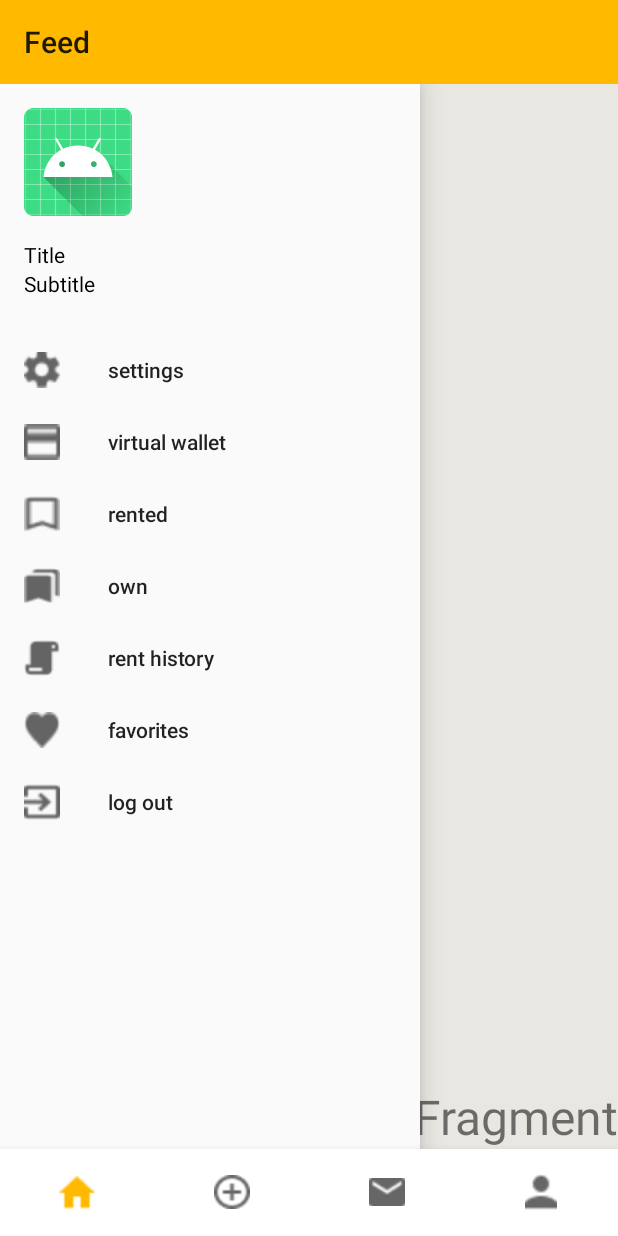
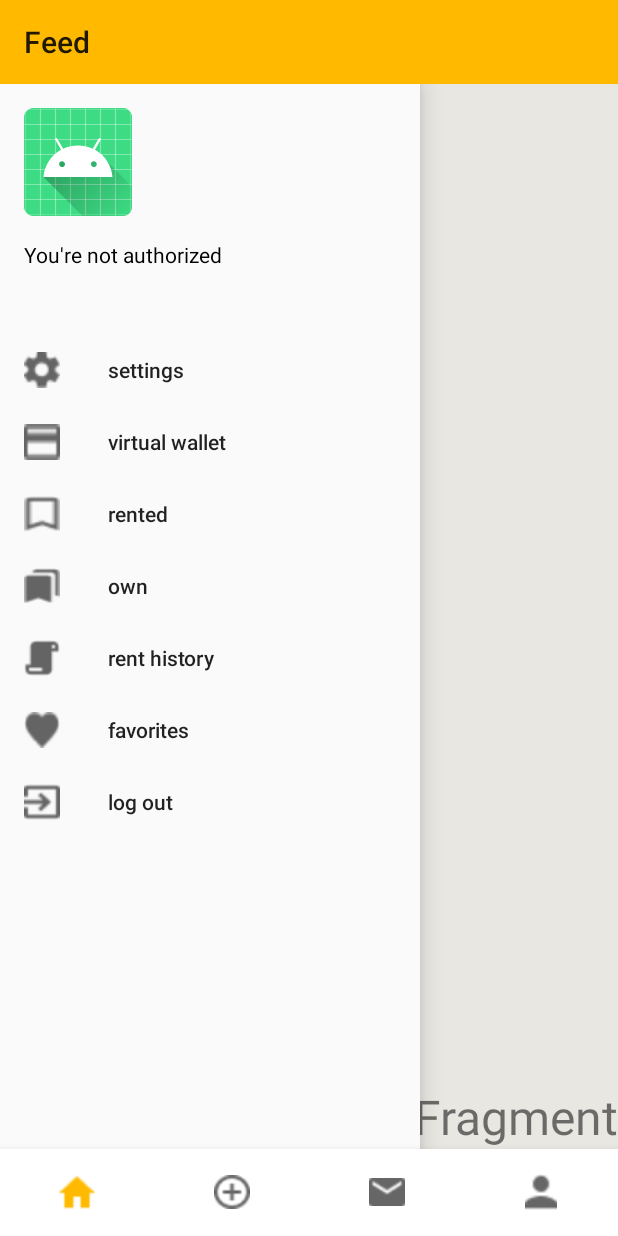
Before and after one commit to AlekseyFeofilov/IRent, an Android app: the screen it shows after launch (MainActivity), with the side drawer open, on a phone screen of 412 x 824 dp. Run offline under Robolectric (Android 15) with nearby library versions, the phone set to English and light mode, and no system bars; our stand-ins replace navigation-ui.

```diff
--- a/app/src/main/AndroidManifest.xml
+++ b/app/src/main/AndroidManifest.xml
@@ -29,6 +29,7 @@
         </activity>
         <activity android:name=".MainActivity"/>
         <activity android:name=".authorization.AuthorizationActivity"/>
+        <activity android:name=".authorization.SignUpActivity"/>
     </application>
 
 </manifest>
--- a/app/src/main/java/com/example/shift/MainActivity.kt
+++ b/app/src/main/java/com/example/shift/MainActivity.kt
@@ -3,13 +3,16 @@ package com.example.shift
 import androidx.appcompat.app.AppCompatActivity
 import android.os.Bundle
 import android.view.MenuItem
+import android.widget.TextView
 import androidx.fragment.app.FragmentManager
 import androidx.navigation.fragment.NavHostFragment
 import androidx.navigation.ui.AppBarConfiguration
 import androidx.navigation.ui.setupWithNavController
 import com.example.shift.authorization.AuthorizationActivity
+import com.example.shift.authorization.data.User
 import com.example.shift.databinding.ActivityMainBinding
 import com.example.shift.utils.setupWithNavControllerAndOnSelectedListener
+import com.google.gson.Gson
 
 class MainActivity : AppCompatActivity(), OnMenuItemSelectedListener {
     private lateinit var binding: ActivityMainBinding
@@ -29,6 +32,26 @@ class MainActivity : AppCompatActivity(), OnMenuItemSelectedListener {
         binding.navView.setupWithNavControllerAndOnSelectedListener(navController, this)
         binding.buttonNavView.setupWithNavControllerAndOnSelectedListener(navController, this)
         binding.toolbar.setupWithNavController(navController, appBarConfiguration)
+
+        AuthorizationActivity.user = Gson().fromJson(
+            getSharedPreferences(AuthorizationActivity.APP_PREFERENCES, MODE_PRIVATE).
+            getString(AuthorizationActivity.
+            APP_PREFERENCES_USER, ""),
+            User::class.java)
+
+        tuneHeader()
+    }
+
+    private fun tuneHeader() {
+        val header = binding.navView.getHeaderView(0)
+
+        if (AuthorizationActivity.user == null) {
+            header.findViewById<TextView>(R.id.titleTextView).text = "You're not authorized"
+            return
+        }
+
+        header.findViewById<TextView>(R.id.titleTextView).text =
+            "${AuthorizationActivity.user!!.name} ${AuthorizationActivity.user!!.surname}"
     }
 
     private fun setGroupCheckable(isBacklight: Boolean) {
@@ -48,9 +71,12 @@ class MainActivity : AppCompatActivity(), OnMenuItemSelectedListener {
                     true
                 }
                 R.id.logOutButton -> {
-                    val sharedPreferences = getSharedPreferences(AuthorizationActivity.APP_PREFERENCES, MODE_PRIVATE)
-                    sharedPreferences.edit().remove(AuthorizationActivity.APP_PREFERENCES_USER).apply()
+                    val sharedPreferences =
+                        getSharedPreferences(AuthorizationActivity.APP_PREFERENCES, MODE_PRIVATE)
+                    sharedPreferences.edit().remove(AuthorizationActivity.APP_PREFERENCES_USER)
+                        .apply()
                     AuthorizationActivity.user = null
+                    tuneHeader()
                     false
                 }
                 else -> false
--- a/app/src/main/java/com/example/shift/SampleApp.kt
+++ b/app/src/main/java/com/example/shift/SampleApp.kt
@@ -8,6 +8,7 @@ class SampleApp : Application() {
 
     companion object{
         const val backendToggle = false
+        const val captchaToggle = false
 
         val retrofit: Retrofit = Retrofit.Builder()
             .baseUrl("") //todo: set URL
--- a/app/src/main/java/com/example/shift/SplashActivity.kt
+++ b/app/src/main/java/com/example/shift/SplashActivity.kt
@@ -4,6 +4,8 @@ import android.annotation.SuppressLint
 import android.content.Intent
 import android.os.Bundle
 import androidx.appcompat.app.AppCompatActivity
+import com.example.shift.authorization.AuthorizationActivity
+import com.example.shift.authorization.SignUpActivity
 
 
 @SuppressLint("CustomSplashScreen")
--- a/app/src/main/res/layout/nav_header_main.xml
+++ b/app/src/main/res/layout/nav_header_main.xml
@@ -1,13 +1,13 @@
 <?xml version="1.0" encoding="utf-8"?>
 <LinearLayout xmlns:android="http://schemas.android.com/apk/res/android"
+    xmlns:app="http://schemas.android.com/apk/res-auto"
+    xmlns:tools="http://schemas.android.com/tools"
     android:layout_width="match_parent"
     android:layout_height="match_parent"
-    xmlns:app="http://schemas.android.com/apk/res-auto"
-    xmlns:tools="http://schemas.android.com/tools"
     android:gravity="bottom"
     android:orientation="vertical"
+    android:padding="16dp"
     android:theme="@style/ThemeOverlay.AppCompat.Dark"
-    android:padding="16dp"
     tools:openDrawer="start">
 
     <ImageView
@@ -18,18 +18,19 @@
         app:srcCompat="@mipmap/ic_launcher_round" />
 
     <TextView
+        android:id="@+id/titleTextView"
         android:layout_width="match_parent"
         android:layout_height="wrap_content"
-        android:text="Title"
         android:paddingTop="16dp"
+        android:textAppearance="@style/TextAppearance.AppCompat.Body1"
         android:textColor="@color/black"
-        android:textAppearance="@style/TextAppearance.AppCompat.Body1" />
+        tools:text="Title" />
 
     <TextView
-        android:id="@+id/textView"
+        android:id="@+id/subtitleTextView"
         android:layout_width="wrap_content"
         android:layout_height="wrap_content"
-        android:text="Subtitle"
-        android:textColor="@color/black"/>
+        android:textColor="@color/black"
+        tools:text="Subtitle" />
 
 </LinearLayout>
```
Also changed, not shown: app/src/main/java/com/example/shift/authorization/AuthorizationActivity.kt (+8 -10 lines), app/src/main/java/com/example/shift/authorization/ConfirmSignUpFragment.kt (+20 -4 lines), app/src/main/java/com/example/shift/authorization/SignUpActivity.kt (+5 -2 lines).
